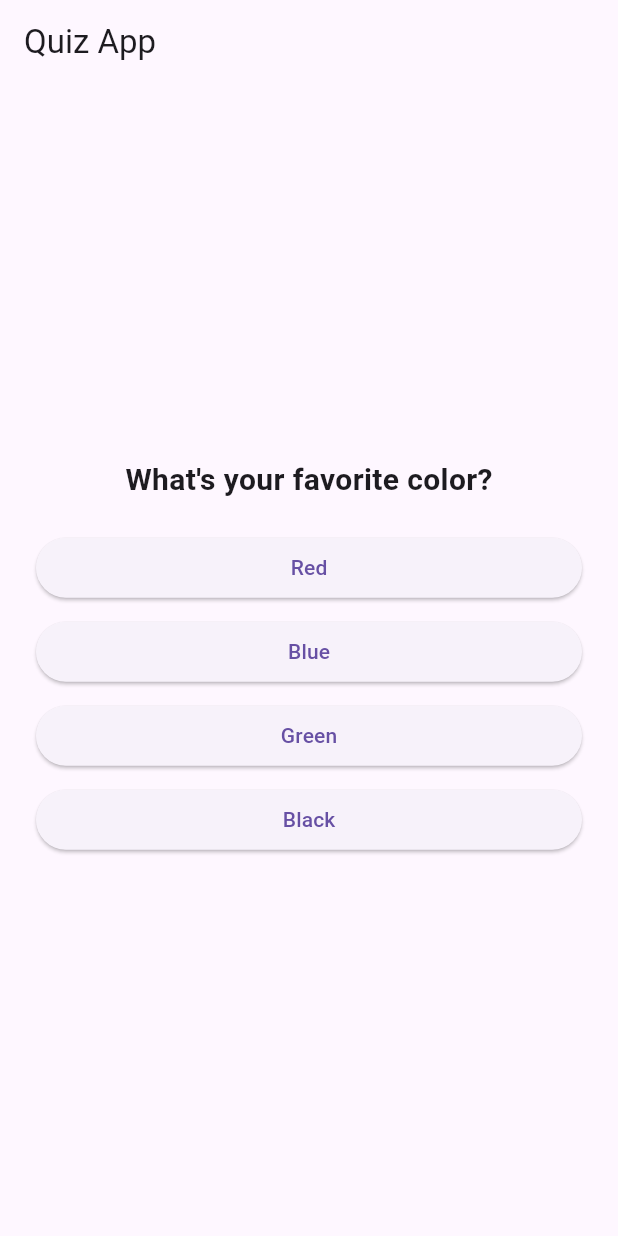
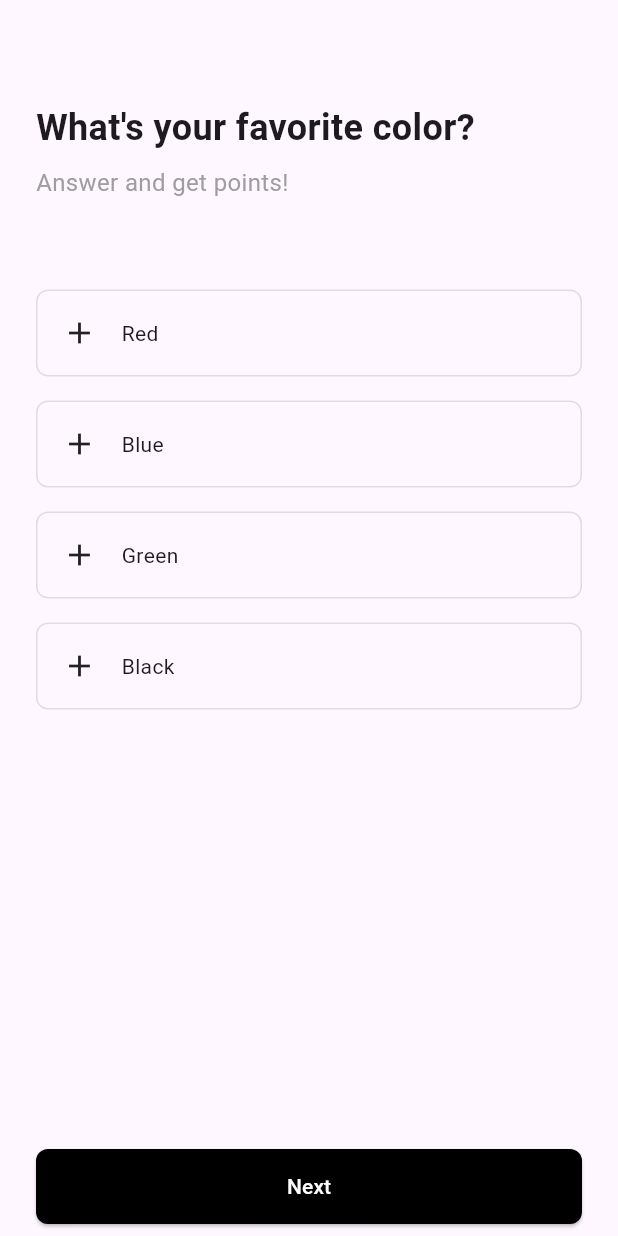
Before and after one commit to TarekAlabd/Flutter-Projects-Round2-Gaza, a Flutter app: the screen it shows after launch, on a phone screen of 412 x 824 dp. Run offline on Flutter 3.47's test engine with Material 3 defaults, Android fonts, the phone set to English and light mode, and no system bars.

Commit message:
feat: finalized the edits in quiz app

```diff
--- a/quiz_app/lib/main.dart
+++ b/quiz_app/lib/main.dart
@@ -15,6 +15,7 @@ class _MyAppState extends State<MyApp> {
   int questionIndex = 0;
   bool showScore = false;
   int score = 0;
+  String? selectedAnswer;
 
   List<Map<String, dynamic>> questionsWithAnswers = [
     {
@@ -44,37 +45,91 @@ class _MyAppState extends State<MyApp> {
     return MaterialApp(
       debugShowCheckedModeBanner: false,
       home: Scaffold(
-        appBar: AppBar(
-          title: const Text('Quiz App'),
-        ),
-        body: Center(
+        body: SafeArea(
           child: Padding(
             padding:
                 const EdgeInsets.symmetric(vertical: 8.0, horizontal: 24.0),
             child: !showScore
                 ? Column(
-                    mainAxisAlignment: MainAxisAlignment.center,
+                    crossAxisAlignment: CrossAxisAlignment.start,
                     children: [
+                      const SizedBox(height: 60),
                       Text(
                         questionsWithAnswers[questionIndex]['question'],
                         style: const TextStyle(
-                          fontSize: 20,
+                          fontSize: 24,
                           fontWeight: FontWeight.bold,
                         ),
                       ),
-                      const SizedBox(height: 16),
+                      const SizedBox(height: 8),
+                      const Text(
+                        'Answer and get points!',
+                        style: TextStyle(
+                          fontSize: 16,
+                          color: Colors.grey,
+                        ),
+                      ),
+                      const SizedBox(height: 60),
                       Column(
                         children: (questionsWithAnswers[questionIndex]
                                 ['answers'] as List<String>)
                             .map(
-                              (answer) => SizedBox(
+                              (answer) => Padding(
+                                padding: const EdgeInsets.only(bottom: 16.0),
+                                child: InkWell(
+                                  onTap: () {
+                                    setState(() {
+                                      selectedAnswer = answer;
+                                    });
+                                  },
+                                  child: Container(
                                     width: double.infinity,
-                                child: Padding(
-                                  padding:
-                                      const EdgeInsets.symmetric(vertical: 4.0),
+                                    padding: const EdgeInsets.all(16.0),
+                                    decoration: BoxDecoration(
+                                      color: answer == selectedAnswer
+                                          ? Colors.green
+                                          : null,
+                                      border: Border.all(
+                                        color: Colors.grey.withOpacity(0.3),
+                                      ),
+                                      borderRadius: BorderRadius.circular(8),
+                                    ),
+                                    child: Row(
+                                      children: [
+                                        Icon(
+                                          Icons.add,
+                                          color: answer == selectedAnswer
+                                              ? Colors.white
+                                              : null,
+                                        ),
+                                        const SizedBox(width: 16),
+                                        Text(
+                                          answer,
+                                          style: TextStyle(
+                                            color: answer == selectedAnswer
+                                                ? Colors.white
+                                                : null,
+                                            fontWeight: answer == selectedAnswer
+                                                ? FontWeight.bold
+                                                : null,
+                                          ),
+                                        ),
+                                      ],
+                                    ),
+                                  ),
+                                ),
+                              ),
+                            )
+                            .toList(),
+                      ),
+                      const Spacer(),
+                      SizedBox(
+                        width: double.infinity,
+                        height: 50,
                         child: ElevatedButton(
                           onPressed: () {
-                                      if (answer ==
+                            if (selectedAnswer != null) {
+                              if (selectedAnswer ==
                                   questionsWithAnswers[questionIndex]
                                       ['correctAnswer']) {
                                 setState(() {
@@ -92,13 +147,19 @@ class _MyAppState extends State<MyApp> {
                                 });
                               }
                               debugPrint('Index: $questionIndex');
+                            } else {
+                              // Show a snackbar => Task 1
+                            }
                           },
-                                    child: Text(answer),
+                          style: ElevatedButton.styleFrom(
+                            backgroundColor: Colors.black,
+                            foregroundColor: Colors.white,
+                            shape: RoundedRectangleBorder(
+                              borderRadius: BorderRadius.circular(8),
                             ),
                           ),
+                          child: const Text('Next'),
                         ),
-                            )
-                            .toList(),
                       ),
                     ],
                   )
@@ -116,6 +177,7 @@ class _MyAppState extends State<MyApp> {
                             questionIndex = 0;
                             score = 0;
                             showScore = false;
+                            selectedAnswer = null;
                           });
                         },
                         child: const Text('Reset'),
```
Lines whose indentation alone changed are shown as unchanged.
